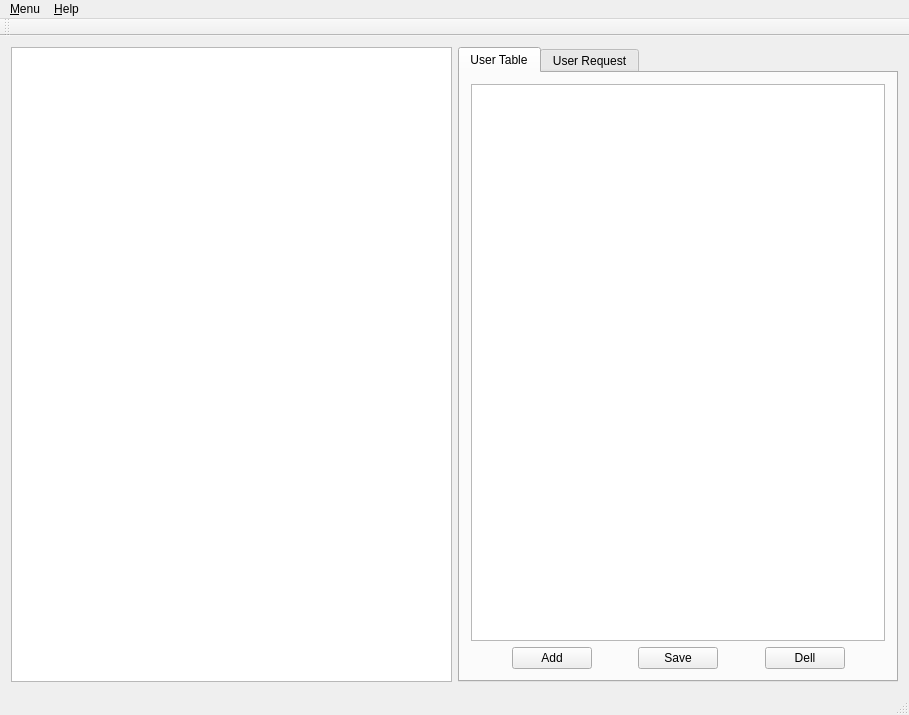
Qt form mainwindow.ui (LouisVraie/dbManagerApp) before a commit.
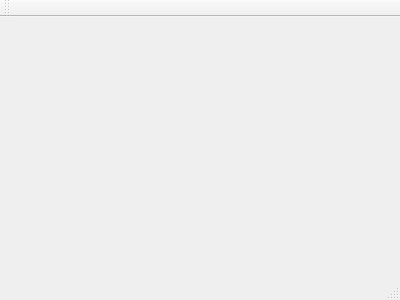
The same form after that commit. The open tabs and pages were chosen to show the change.

Commit message: Suppression fichier ugo.cpp

Diff of the .ui file:
```diff
--- a/mainwindow.ui
+++ b/mainwindow.ui
@@ -6,177 +6,23 @@
    <rect>
     <x>0</x>
     <y>0</y>
-    <width>909</width>
-    <height>715</height>
+    <width>400</width>
+    <height>300</height>
    </rect>
   </property>
   <property name="windowTitle">
    <string>DB Manager</string>
   </property>
-  <widget class="QWidget" name="centralWidget">
-   <layout class="QVBoxLayout" name="verticalLayout">
-    <item>
-     <layout class="QHBoxLayout" name="horizontalLayout">
-      <item>
-       <widget class="QListWidget" name="listWidget_ListeTable"/>
-      </item>
-      <item>
-       <widget class="QTabWidget" name="tabWidget">
-        <property name="currentIndex">
-         <number>1</number>
-        </property>
-        <widget class="QWidget" name="tab_TableUtilisateur">
-         <attribute name="title">
-          <string>User Table</string>
-         </attribute>
-         <layout class="QVBoxLayout" name="verticalLayout_3">
-          <item>
-           <widget class="QTableWidget" name="tableWidget_Table"/>
-          </item>
-          <item>
-           <layout class="QHBoxLayout" name="horizontalLayout_2">
-            <item>
-             <spacer name="horizontalSpacer">
-              <property name="orientation">
-               <enum>Qt::Horizontal</enum>
-              </property>
-              <property name="sizeHint" stdset="0">
-               <size>
-                <width>40</width>
-                <height>20</height>
-               </size>
-              </property>
-             </spacer>
-            </item>
-            <item>
-             <widget class="QPushButton" name="pushButton_Ajouter">
-              <property name="text">
-               <string>Add</string>
-              </property>
-             </widget>
-            </item>
-            <item>
-             <spacer name="horizontalSpacer_2">
-              <property name="orientation">
-               <enum>Qt::Horizontal</enum>
-              </property>
-              <property name="sizeHint" stdset="0">
-               <size>
-                <width>40</width>
-                <height>20</height>
-               </size>
-              </property>
-             </spacer>
-            </item>
-            <item>
-             <widget class="QPushButton" name="pushButton_Sauvegarder">
-              <property name="text">
-               <string>Save</string>
-              </property>
-             </widget>
-            </item>
-            <item>
-             <spacer name="horizontalSpacer_3">
-              <property name="orientation">
-               <enum>Qt::Horizontal</enum>
-              </property>
-              <property name="sizeHint" stdset="0">
-               <size>
-                <width>40</width>
-                <height>20</height>
-               </size>
-              </property>
-             </spacer>
-            </item>
-            <item>
-             <widget class="QPushButton" name="pushButton_Supprimer">
-              <property name="text">
-               <string>Dell</string>
-              </property>
-             </widget>
-            </item>
-            <item>
-             <spacer name="horizontalSpacer_4">
-              <property name="orientation">
-               <enum>Qt::Horizontal</enum>
-              </property>
-              <property name="sizeHint" stdset="0">
-               <size>
-                <width>40</width>
-                <height>20</height>
-               </size>
-              </property>
-             </spacer>
-            </item>
-           </layout>
-          </item>
-         </layout>
-        </widget>
-        <widget class="QWidget" name="tab_RequeteUtilisateur">
-         <attribute name="title">
-          <string>User Request</string>
-         </attribute>
-         <layout class="QVBoxLayout" name="verticalLayout_2">
-          <item>
-           <widget class="QPlainTextEdit" name="plainTextEdit_RequeteSQL"/>
-          </item>
-          <item>
-           <layout class="QHBoxLayout" name="horizontalLayout_3">
-            <item>
-             <spacer name="horizontalSpacer_5">
-              <property name="orientation">
-               <enum>Qt::Horizontal</enum>
-              </property>
-              <property name="sizeHint" stdset="0">
-               <size>
-                <width>40</width>
-                <height>20</height>
-               </size>
-              </property>
-             </spacer>
-            </item>
-            <item>
-             <widget class="QPushButton" name="pushButton_Executer">
-              <property name="text">
-               <string>Execute</string>
-              </property>
-             </widget>
-            </item>
-           </layout>
-          </item>
-          <item>
-           <widget class="QListWidget" name="listWidget_ResultatRequeteSQL"/>
-          </item>
-         </layout>
-        </widget>
-       </widget>
-      </item>
-     </layout>
-    </item>
-   </layout>
-  </widget>
+  <widget class="QWidget" name="centralWidget"/>
   <widget class="QMenuBar" name="menuBar">
    <property name="geometry">
     <rect>
      <x>0</x>
      <y>0</y>
-     <width>909</width>
-     <height>24</height>
+     <width>400</width>
+     <height>19</height>
     </rect>
    </property>
-   <widget class="QMenu" name="menu_Menu">
-    <property name="title">
-     <string>&amp;Menu</string>
-    </property>
-    <addaction name="action_Quiter"/>
-   </widget>
-   <widget class="QMenu" name="menu_Aide">
-    <property name="title">
-     <string>&amp;Help</string>
-    </property>
-   </widget>
-   <addaction name="menu_Menu"/>
-   <addaction name="menu_Aide"/>
   </widget>
   <widget class="QToolBar" name="mainToolBar">
    <attribute name="toolBarArea">
```
Left out of the diff: 12 changed lines with no effect on the pictures. The commit also changes 2 other files.
